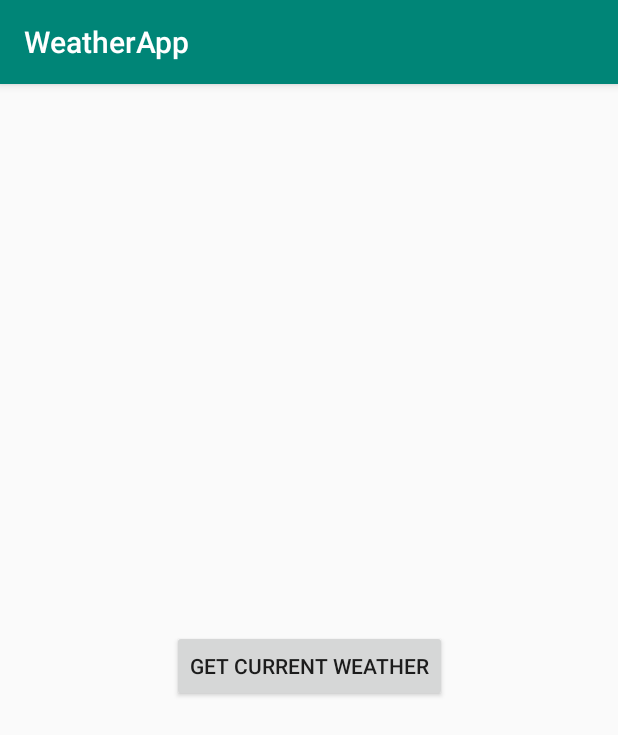
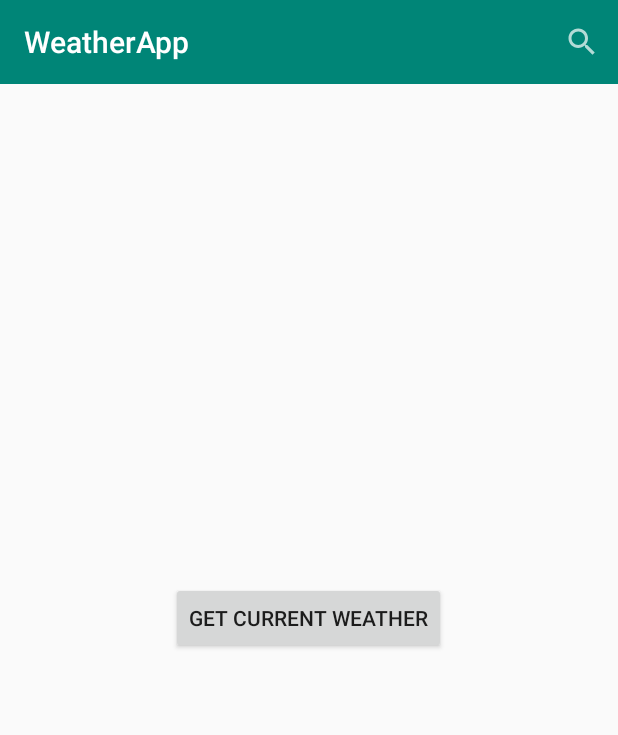
Before and after one commit to konakugur/WeatherApp, an Android app: the MainPage screen opened directly, with no data from a screen before it, on a phone screen of 412 x 824 dp. Shown: the top 735 px of the screen. Run offline under Robolectric (Android 15) with nearby library versions, the phone set to English and light mode, and no system bars; libraries missing offline, so code that uses them is left out: com.karumi.dexter.

Commit message:
Search option added to the toolbar.

```diff
--- a/app/src/main/java/com/example/weatherapp/MainPage.java
+++ b/app/src/main/java/com/example/weatherapp/MainPage.java
@@ -1,6 +1,7 @@
 package com.example.weatherapp;
 
 import androidx.appcompat.app.AppCompatActivity;
+import androidx.appcompat.widget.Toolbar;
 import androidx.core.app.ActivityCompat;
 
 import android.Manifest;
@@ -10,7 +11,10 @@ import android.location.Location;
 import android.os.Bundle;
 import android.os.Looper;
 import android.util.Log;
+import android.view.Menu;
+import android.view.MenuItem;
 import android.view.View;
+import android.widget.SearchView;
 import android.widget.Toast;
 
 import com.google.android.gms.location.FusedLocationProviderClient;
@@ -32,6 +36,7 @@ public class MainPage extends AppCompatActivity {
     String API_KEY;
     Location LOCATION;
     ArrayList<String> coordinates;
+    Toolbar toolbar;
 
     private FusedLocationProviderClient fusedLocationProviderClient;
     private LocationCallback locationCallback;
@@ -45,7 +50,30 @@ public class MainPage extends AppCompatActivity {
         fusedLocationProviderClient = LocationServices.getFusedLocationProviderClient(this);
         setContentView(R.layout.activity_main_page);
         API_KEY = getIntent().getStringExtra("API_KEY");
+        toolbar = findViewById(R.id.toolbar);
+        setSupportActionBar(toolbar);
         Log.d("UGUR",API_KEY);
+    }
+
+    @Override
+    public boolean onCreateOptionsMenu(Menu menu){
+        getMenuInflater().inflate(R.menu.menu_toolbar,menu);
+        MenuItem search = menu.findItem(R.id.action_search);
+        SearchView searchView = (SearchView) search.getActionView();
+        searchView.setQueryHint("SEARCH");
+
+        searchView.setOnQueryTextListener(new SearchView.OnQueryTextListener() {
+            @Override
+            public boolean onQueryTextSubmit(String s) {
+                return false;
+            }
+
+            @Override
+            public boolean onQueryTextChange(String s) {
+                return false;
+            }
+        });
+        return super.onCreateOptionsMenu(menu);
     }
 
     public void getCurrentWeatherForecast(View view){
--- a/app/src/main/res/layout/activity_main_page.xml
+++ b/app/src/main/res/layout/activity_main_page.xml
@@ -1,5 +1,5 @@
 <?xml version="1.0" encoding="utf-8"?>
-<androidx.constraintlayout.widget.ConstraintLayout xmlns:android="http://schemas.android.com/apk/res/android"
+<RelativeLayout xmlns:android="http://schemas.android.com/apk/res/android"
     xmlns:app="http://schemas.android.com/apk/res-auto"
     xmlns:tools="http://schemas.android.com/tools"
     android:layout_width="match_parent"
@@ -9,16 +9,17 @@
     <Button
         android:layout_width="wrap_content"
         android:layout_height="wrap_content"
-        android:layout_marginStart="8dp"
-        android:layout_marginLeft="8dp"
-        android:layout_marginTop="8dp"
-        android:layout_marginEnd="8dp"
-        android:layout_marginRight="8dp"
+        android:layout_centerVertical="true"
+        android:layout_centerHorizontal="true"
         android:text="@string/getCurrentWeather"
-        app:layout_constraintBottom_toBottomOf="parent"
-        app:layout_constraintEnd_toEndOf="parent"
-        app:layout_constraintStart_toStartOf="parent"
-        app:layout_constraintTop_toTopOf="parent"
         android:onClick="getCurrentWeatherForecast"/>
 
-</androidx.constraintlayout.widget.ConstraintLayout>
+    <androidx.appcompat.widget.Toolbar
+        android:id="@+id/toolbar"
+        android:layout_width="match_parent"
+        android:layout_height="wrap_content"
+        android:background="?attr/colorPrimary"
+        android:minHeight="?attr/actionBarSize"
+        app:theme="@style/ThemeOverlay.AppCompat.Dark"/>
+
+</RelativeLayout>
--- /dev/null
+++ b/app/src/main/res/menu/menu_toolbar.xml
@@ -0,0 +1,11 @@
+<?xml version="1.0" encoding="utf-8"?>
+<menu xmlns:android="http://schemas.android.com/apk/res/android"
+xmlns:app="http://schemas.android.com/apk/res-auto">
+
+<item
+    android:id="@+id/action_search"
+    android:icon="@android:drawable/ic_menu_search"
+    android:title="Search"
+    app:actionViewClass="android.widget.SearchView"
+    app:showAsAction="always" />
+</menu>
--- a/app/src/main/res/values/styles.xml
+++ b/app/src/main/res/values/styles.xml
@@ -1,7 +1,7 @@
 <resources>
 
     <!-- Base application theme. -->
-    <style name="AppTheme" parent="Theme.AppCompat.Light.DarkActionBar">
+    <style name="AppTheme" parent="Theme.AppCompat.Light.NoActionBar">
         <!-- Customize your theme here. -->
         <item name="colorPrimary">@color/colorPrimary</item>
         <item name="colorPrimaryDark">@color/colorPrimaryDark</item>
```
